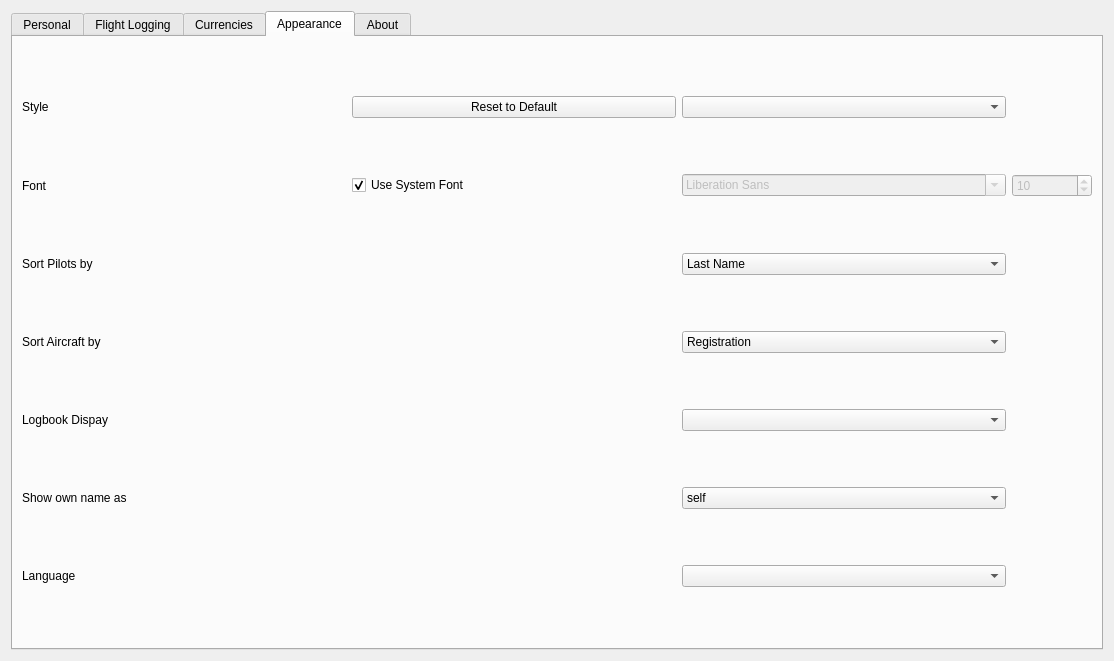
The window that src/gui/widgets/settingswidget.ui (fiffty-50/openPilotLog) describes before a commit, drawn with Qt 5.
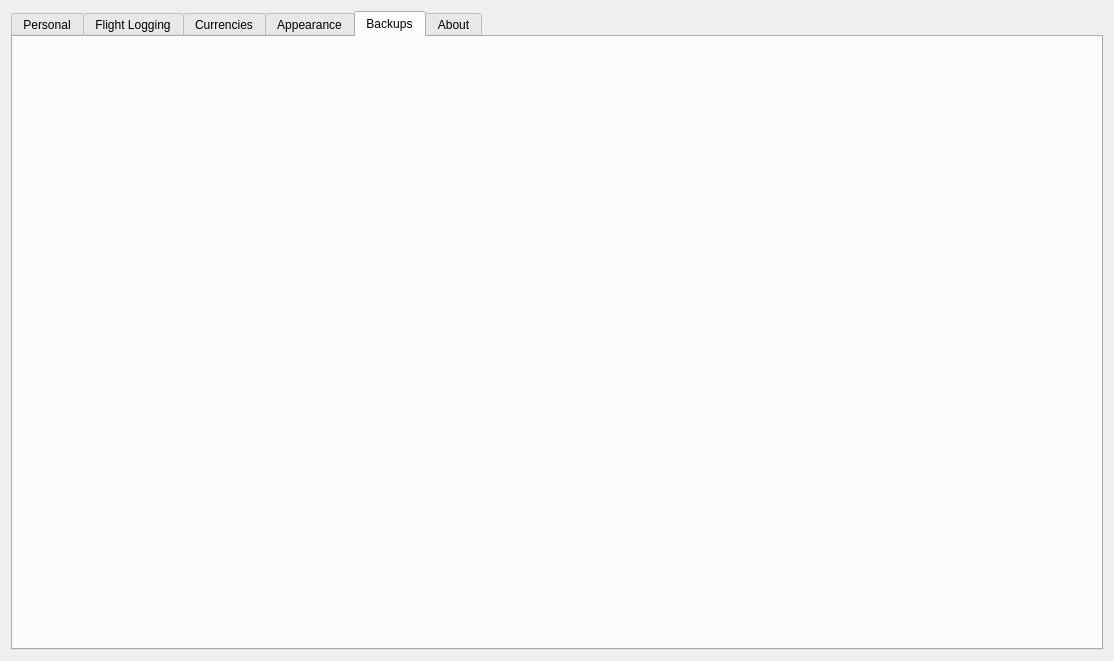
The same window after the commit. The open tabs and pages were chosen to show the change.

What changed in the file:
```diff
--- a/src/gui/widgets/settingswidget.ui
+++ b/src/gui/widgets/settingswidget.ui
@@ -969,7 +969,17 @@
        </item>
       </layout>
      </widget>
-     <widget class="QWidget" name="aboutTab">
+     <widget class="QWidget" name="backupTab">
+      <attribute name="title">
+       <string>Backups</string>
+      </attribute>
+      <layout class="QGridLayout" name="gridLayout_7">
+       <item row="0" column="0">
+        <widget class="QStackedWidget" name="backupStackedWidget"/>
+       </item>
+      </layout>
+     </widget>
+     <widget class="QWidget" name="tab">
       <attribute name="title">
        <string>About</string>
       </attribute>
```
Left out of the diff: 8 changed lines with no effect on the pictures.
